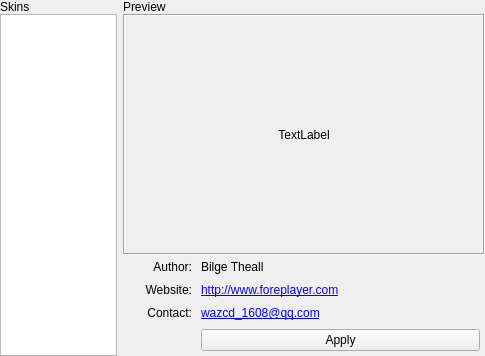
Qt form desktop/app/gui/dialogs/optionskin.ui (theall/Foreplayer) before a commit.
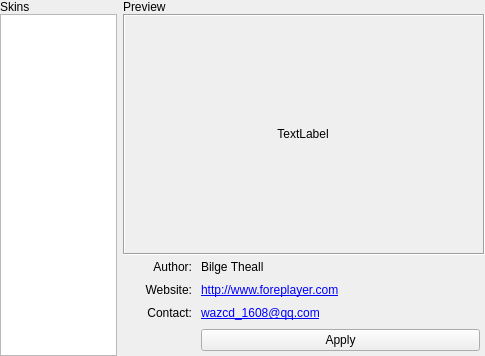
The same form after that commit.

```diff
--- a/desktop/app/gui/dialogs/optionskin.ui
+++ b/desktop/app/gui/dialogs/optionskin.ui
@@ -126,6 +126,18 @@
        <layout class="QVBoxLayout" name="verticalLayout_3">
         <item>
          <widget class="QLabel" name="lblPreview">
+          <property name="minimumSize">
+           <size>
+            <width>338</width>
+            <height>214</height>
+           </size>
+          </property>
+          <property name="maximumSize">
+           <size>
+            <width>338</width>
+            <height>214</height>
+           </size>
+          </property>
           <property name="text">
            <string>TextLabel</string>
           </property>
```
